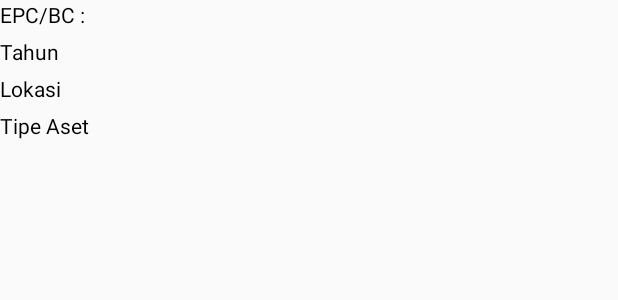
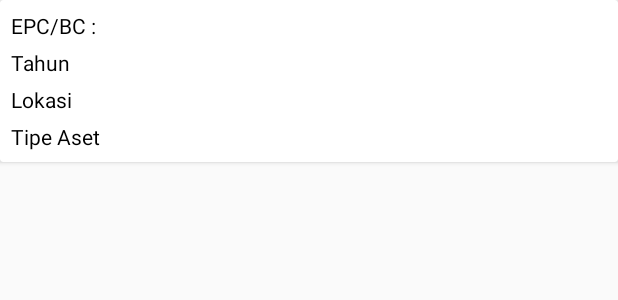
Before and after one commit to richasdy/AMS, an Android app: the layout list_row_scanneddevice.xml on its own in the app's theme, with its tools: preview values and no code run, on a phone screen of 412 x 824 dp. Shown: the top 300 px of the screen. Run offline under Robolectric (Android 15) with nearby library versions, the phone set to English and light mode, and no system bars.

Commit message:
change design

```diff
--- a/app/src/main/java/com/inventaris/fams/HalamanUtama.java
+++ b/app/src/main/java/com/inventaris/fams/HalamanUtama.java
@@ -136,6 +136,8 @@ public class HalamanUtama extends TSLBluetoothDeviceActivity {
         adapter.addFrag(new ScanData(), "THREE");
 
         refFragmentMap.put(1, new AddData());
+        refFragmentMap.put(2, new SearchData());
+        refFragmentMap.put(3, new ScanData());
 
         viewPager.setAdapter(adapter);
     }
--- a/app/src/main/res/layout/fragment_scan_data.xml
+++ b/app/src/main/res/layout/fragment_scan_data.xml
@@ -39,7 +39,8 @@
             android:layout_width="match_parent"
             android:layout_height="match_parent"
             android:layout_below="@+id/rel1"
-            android:layout_margin="5dp"></ListView>
+            android:layout_margin="5dp"
+           ></ListView>
     </RelativeLayout>
 
 </FrameLayout>
--- a/app/src/main/res/layout/list_row_scanneddevice.xml
+++ b/app/src/main/res/layout/list_row_scanneddevice.xml
@@ -1,7 +1,14 @@
 <?xml version="1.0" encoding="utf-8"?>
-<LinearLayout xmlns:android="http://schemas.android.com/apk/res/android"
+<android.support.v7.widget.CardView xmlns:android="http://schemas.android.com/apk/res/android"
+    android:id="@+id/cardODP"
+    android:layout_width="match_parent"
+    android:layout_height="wrap_content"
+    android:layout_marginBottom="10dp">
+
+    <LinearLayout
         android:layout_width="match_parent"
         android:layout_height="match_parent"
+        android:layout_margin="7dp"
         android:orientation="vertical">
 
         <TextView
@@ -37,3 +44,4 @@
             android:textColor="@android:color/black" />
 
     </LinearLayout>
+</android.support.v7.widget.CardView>
```
Also changed, not shown: app/src/main/res/layout/list_row_newasset.xml (+9 -1 lines). Lines whose indentation alone changed are shown as unchanged.
